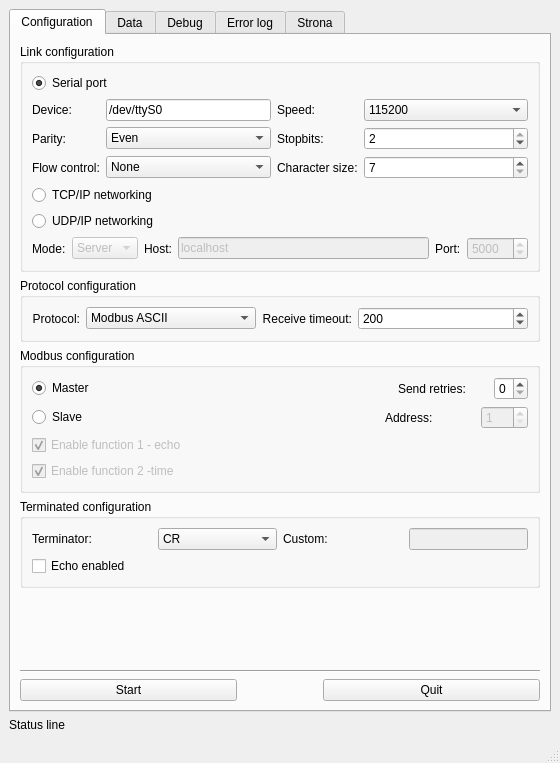
This is Interface/QT/ModbusFrame.ui in blaa/Modbus as Qt 5 draws it before an edit. The edited form follows.
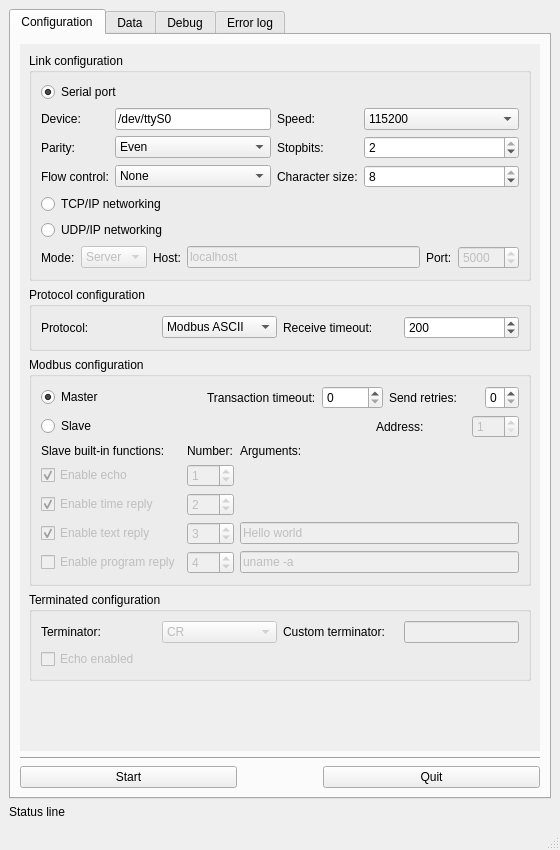
This is the edited form.

Commit message:
Big changes in interface.
Serial got new options

The edit to the form file:
```diff
--- a/Interface/QT/ModbusFrame.ui
+++ b/Interface/QT/ModbusFrame.ui
@@ -7,7 +7,7 @@
     <x>0</x>
     <y>0</y>
     <width>560</width>
-    <height>763</height>
+    <height>850</height>
    </rect>
   </property>
   <property name="sizePolicy">
@@ -38,15 +38,51 @@
         <verstretch>1</verstretch>
        </sizepolicy>
       </property>
+      <property name="tabPosition">
+       <enum>QTabWidget::North</enum>
+      </property>
       <property name="currentIndex">
        <number>0</number>
       </property>
+      <property name="elideMode">
+       <enum>Qt::ElideNone</enum>
+      </property>
+      <property name="documentMode">
+       <bool>false</bool>
+      </property>
+      <property name="tabsClosable">
+       <bool>false</bool>
+      </property>
+      <property name="movable">
+       <bool>true</bool>
+      </property>
       <widget class="QWidget" name="tab">
        <attribute name="title">
         <string>Configuration</string>
        </attribute>
        <layout class="QVBoxLayout" name="verticalLayout_3">
         <item>
+         <widget class="QScrollArea" name="scrollArea">
+          <property name="frameShape">
+           <enum>QFrame::NoFrame</enum>
+          </property>
+          <property name="frameShadow">
+           <enum>QFrame::Plain</enum>
+          </property>
+          <property name="widgetResizable">
+           <bool>true</bool>
+          </property>
+          <widget class="QWidget" name="scrollAreaWidgetContents">
+           <property name="geometry">
+            <rect>
+             <x>0</x>
+             <y>0</y>
+             <width>520</width>
+             <height>679</height>
+            </rect>
+           </property>
+           <layout class="QVBoxLayout" name="verticalLayout_11">
+            <item>
          <widget class="QGroupBox" name="groupBox">
           <property name="title">
            <string>Link configuration</string>
@@ -266,6 +302,9 @@
                <property name="maximum">
                 <number>8</number>
                </property>
+                   <property name="value">
+                    <number>8</number>
+                   </property>
               </widget>
              </item>
              <item row="2" column="2">
@@ -384,7 +423,7 @@
           </property>
           <layout class="QVBoxLayout" name="verticalLayout_7">
            <item>
-            <layout class="QGridLayout" name="gridLayout" columnstretch="0,1,0,1">
+                <layout class="QGridLayout" name="gridLayout" columnstretch="1,1,1,1,0" columnminimumwidth="0,0,0,0,0">
              <property name="sizeConstraint">
               <enum>QLayout::SetDefaultConstraint</enum>
              </property>
@@ -403,7 +442,7 @@
                 <string>Protocol:</string>
                </property>
                <property name="alignment">
-                <set>Qt::AlignRight|Qt::AlignTrailing|Qt::AlignVCenter</set>
+                    <set>Qt::AlignLeading|Qt::AlignLeft|Qt::AlignVCenter</set>
                </property>
                <property name="buddy">
                 <cstring>MiddleProtocol</cstring>
@@ -435,7 +474,7 @@
                 <string>Receive timeout:</string>
                </property>
                <property name="alignment">
-                <set>Qt::AlignRight|Qt::AlignTrailing|Qt::AlignVCenter</set>
+                    <set>Qt::AlignLeading|Qt::AlignLeft|Qt::AlignVCenter</set>
                </property>
                <property name="buddy">
                 <cstring>MiddleTimeout</cstring>
@@ -468,7 +507,7 @@
           <property name="title">
            <string>Modbus configuration</string>
           </property>
-          <layout class="QVBoxLayout" name="verticalLayout_11">
+              <layout class="QVBoxLayout" name="verticalLayout_10">
            <item>
             <layout class="QVBoxLayout" name="verticalLayout_9">
              <item>
@@ -496,6 +535,23 @@
                  </property>
                 </spacer>
                </item>
+                   <item>
+                    <widget class="QLabel" name="label_25">
+                     <property name="text">
+                      <string>Transaction timeout:</string>
+                     </property>
+                    </widget>
+                   </item>
+                   <item>
+                    <widget class="QSpinBox" name="ModbusTimeout">
+                     <property name="maximum">
+                      <number>10000</number>
+                     </property>
+                     <property name="singleStep">
+                      <number>100</number>
+                     </property>
+                    </widget>
+                   </item>
                <item>
                 <widget class="QLabel" name="label_11">
                  <property name="minimumSize">
@@ -521,8 +577,6 @@
             </layout>
            </item>
            <item>
-            <layout class="QVBoxLayout" name="verticalLayout_10">
-             <item>
               <layout class="QHBoxLayout" name="horizontalLayout_2">
                <item>
                 <widget class="QRadioButton" name="radioButton_2">
@@ -579,31 +633,152 @@
               </layout>
              </item>
              <item>
-              <widget class="QCheckBox" name="checkBox_2">
+                <layout class="QGridLayout" name="gridLayout_4">
+                 <item row="1" column="0">
+                  <widget class="QCheckBox" name="ModbusFunEcho">
                <property name="enabled">
                 <bool>false</bool>
                </property>
                <property name="text">
-                <string>Enable function 1 - echo</string>
+                    <string>Enable echo</string>
                </property>
                <property name="checked">
                 <bool>true</bool>
                </property>
               </widget>
              </item>
-             <item>
-              <widget class="QCheckBox" name="checkBox_3">
+                 <item row="2" column="0">
+                  <widget class="QCheckBox" name="ModbusFunTime">
                <property name="enabled">
                 <bool>false</bool>
                </property>
                <property name="text">
-                <string>Enable function 2 -time</string>
+                    <string>Enable time reply</string>
                </property>
                <property name="checked">
                 <bool>true</bool>
                </property>
               </widget>
              </item>
+                 <item row="3" column="0">
+                  <widget class="QCheckBox" name="ModbusFunText">
+                   <property name="enabled">
+                    <bool>false</bool>
+                   </property>
+                   <property name="text">
+                    <string>Enable text reply</string>
+                   </property>
+                   <property name="checkable">
+                    <bool>true</bool>
+                   </property>
+                   <property name="checked">
+                    <bool>true</bool>
+                   </property>
+                  </widget>
+                 </item>
+                 <item row="1" column="1">
+                  <widget class="QSpinBox" name="ModbusFunEchoNum">
+                   <property name="enabled">
+                    <bool>false</bool>
+                   </property>
+                   <property name="maximum">
+                    <number>255</number>
+                   </property>
+                   <property name="value">
+                    <number>1</number>
+                   </property>
+                  </widget>
+                 </item>
+                 <item row="2" column="1">
+                  <widget class="QSpinBox" name="ModbusFunTimeNum">
+                   <property name="enabled">
+                    <bool>false</bool>
+                   </property>
+                   <property name="maximum">
+                    <number>255</number>
+                   </property>
+                   <property name="value">
+                    <number>2</number>
+                   </property>
+                  </widget>
+                 </item>
+                 <item row="3" column="1">
+                  <widget class="QSpinBox" name="ModbusFunTextNum">
+                   <property name="enabled">
+                    <bool>false</bool>
+                   </property>
+                   <property name="maximum">
+                    <number>255</number>
+                   </property>
+                   <property name="value">
+                    <number>3</number>
+                   </property>
+                  </widget>
+                 </item>
+                 <item row="3" column="2">
+                  <widget class="QLineEdit" name="ModbusFunTextArgs">
+                   <property name="enabled">
+                    <bool>false</bool>
+                   </property>
+                   <property name="text">
+                    <string>Hello world</string>
+                   </property>
+                  </widget>
+                 </item>
+                 <item row="0" column="0">
+                  <widget class="QLabel" name="label_22">
+                   <property name="text">
+                    <string>Slave built-in functions:</string>
+                   </property>
+                  </widget>
+                 </item>
+                 <item row="0" column="1">
+                  <widget class="QLabel" name="label_23">
+                   <property name="text">
+                    <string>Number:</string>
+                   </property>
+                  </widget>
+                 </item>
+                 <item row="0" column="2">
+                  <widget class="QLabel" name="label_24">
+                   <property name="text">
+                    <string>Arguments:</string>
+                   </property>
+                  </widget>
+                 </item>
+                 <item row="4" column="0">
+                  <widget class="QCheckBox" name="ModbusFunProgram">
+                   <property name="enabled">
+                    <bool>false</bool>
+                   </property>
+                   <property name="text">
+                    <string>Enable program reply</string>
+                   </property>
+                  </widget>
+                 </item>
+                 <item row="4" column="1">
+                  <widget class="QSpinBox" name="ModbusFunProgramNum">
+                   <property name="enabled">
+                    <bool>false</bool>
+                   </property>
+                   <property name="maximum">
+                    <number>255</number>
+                   </property>
+                   <property name="value">
+                    <number>4</number>
+                   </property>
+                  </widget>
+                 </item>
+                 <item row="4" column="2">
+                  <widget class="QLineEdit" name="ModbusFunProgramArgs">
+                   <property name="enabled">
+                    <bool>false</bool>
+                   </property>
+                   <property name="text">
+                    <string>uname -a</string>
+                   </property>
+                  </widget>
+                 </item>
             </layout>
            </item>
           </layout>
@@ -625,7 +800,10 @@
               </widget>
              </item>
              <item row="0" column="1">
-              <widget class="QComboBox" name="comboBox">
+                  <widget class="QComboBox" name="TerminatedSelected">
+                   <property name="enabled">
+                    <bool>false</bool>
+                   </property>
                <item>
                 <property name="text">
                  <string>CR</string>
@@ -656,7 +834,10 @@
              <item row="0" column="2">
               <widget class="QLabel" name="label_21">
                <property name="text">
-                <string>Custom:</string>
+                    <string>Custom terminator:</string>
+                   </property>
+                   <property name="buddy">
+                    <cstring>TerminatedCustom</cstring>
                </property>
               </widget>
              </item>
@@ -670,7 +851,10 @@
             </layout>
            </item>
            <item>
-            <widget class="QCheckBox" name="checkBox">
+                <widget class="QCheckBox" name="TerminatedEcho">
+                 <property name="enabled">
+                  <bool>false</bool>
+                 </property>
              <property name="text">
               <string>Echo enabled</string>
              </property>
@@ -680,7 +864,7 @@
          </widget>
         </item>
         <item>
-         <spacer name="verticalSpacer_2">
+             <spacer name="verticalSpacer">
           <property name="orientation">
            <enum>Qt::Vertical</enum>
           </property>
@@ -692,6 +876,10 @@
           </property>
          </spacer>
         </item>
+           </layout>
+          </widget>
+         </widget>
+        </item>
         <item>
          <widget class="Line" name="line">
           <property name="orientation">
@@ -982,11 +1170,6 @@
         </item>
        </layout>
       </widget>
-      <widget class="QWidget" name="tab_5">
-       <attribute name="title">
-        <string>Strona</string>
-       </attribute>
-      </widget>
      </widget>
     </item>
     <item>
```
Left out of the diff: 412 changed lines with no effect on the pictures. Lines whose indentation alone changed are shown as unchanged. The commit also changes 6 other files.
